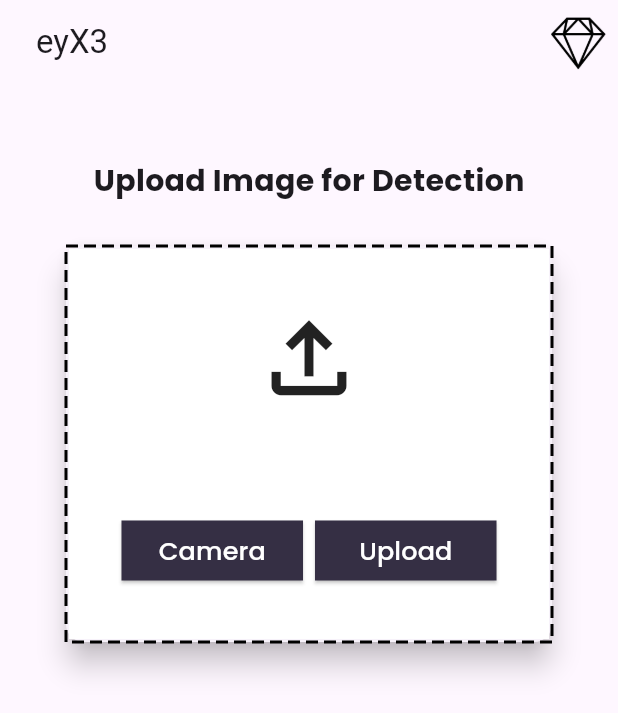
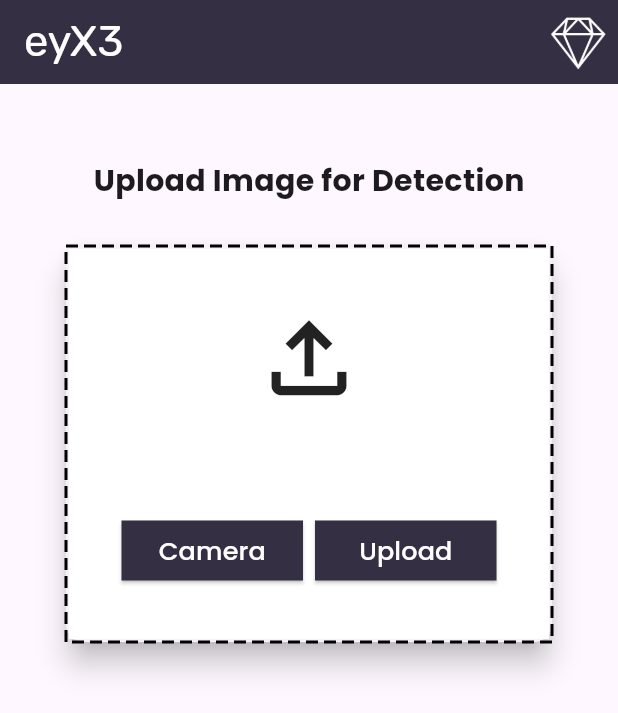
Before and after one commit to ashiqu-ali/eyX3, a Flutter app: the screen it shows after launch, on a phone screen of 412 x 824 dp. Shown: the top 713 px of the screen. Run offline on Flutter 3.47's test engine with Material 3 defaults, Android fonts, the phone set to English and light mode, and no system bars; drawn by our look-alikes of dotted_border; our stand-ins replace google_fonts.

Commit message:
appbar style changed

```diff
--- a/lib/components/app_bar.dart
+++ b/lib/components/app_bar.dart
@@ -1,21 +1,24 @@
-import 'package:eyx3/constants/size.dart';
 import 'package:flutter/material.dart';
+import 'package:google_fonts/google_fonts.dart';
+
+import '../constants/colors.dart';
+import '../constants/size.dart';
 
 class AppBarWidget extends StatelessWidget implements PreferredSizeWidget {
-  const AppBarWidget({super.key});
-
   @override
   Widget build(BuildContext context) {
     return AppBar(
-      title: const Padding(
-        padding: EdgeInsets.all(xsmall),
-        child: Text('eyX3'),
+      title: Text(
+        'eyX3',
+        style: GoogleFonts.rubik(fontSize: 29, color: Colors.white),
       ),
-      actions: [Image.asset('assets/icons/rewardIcon.png', height: 37),
-      const SizedBox(width: xsmall)],
+      backgroundColor: background,
+      actions: [Image.asset('assets/icons/rewardIcon.png', height: 37, color: white,),
+        const SizedBox(width: xsmall)],
+      automaticallyImplyLeading: false,
     );
   }
 
   @override
-  Size get preferredSize => const Size.fromHeight(kToolbarHeight);
+  Size get preferredSize => Size.fromHeight(kToolbarHeight);
 }
--- a/lib/pages/home_page.dart
+++ b/lib/pages/home_page.dart
@@ -12,7 +12,7 @@ class HomePage extends StatelessWidget {
   @override
   Widget build(BuildContext context) {
     return Scaffold(
-      appBar: const AppBarWidget(),
+      appBar: AppBarWidget(),
       body: Column(
         children: [
           Column(
```
